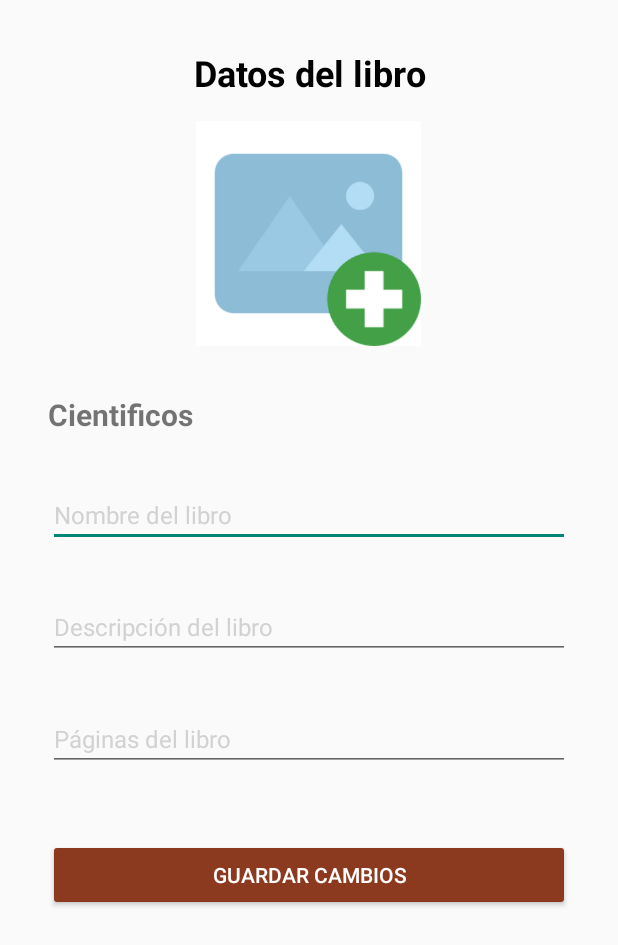
After one commit to AilingITS/Biblioloft, an Android app: the fragment EditarCientificoFragment shown on its own in the app's theme, on a phone screen of 412 x 824 dp. The commit adds this screen. Shown: the top 945 px of the screen. Run offline under Robolectric (Android 15) with nearby library versions, the phone set to English and light mode, and no system bars; our stand-ins replace Firebase (no records; nobody signed in at launch, a user with empty details on screens opened directly), Picasso.

Commit message:
Update: EditarCientificoFragment Edit item

```diff
--- /dev/null
+++ b/app/src/main/res/layout/fragment_editar_cientifico.xml
@@ -0,0 +1,119 @@
+<?xml version="1.0" encoding="utf-8"?>
+<FrameLayout xmlns:android="http://schemas.android.com/apk/res/android"
+    xmlns:tools="http://schemas.android.com/tools"
+    android:layout_width="match_parent"
+    android:layout_height="match_parent"
+    xmlns:app="http://schemas.android.com/apk/res-auto"
+    tools:context=".fragmentsAdmin.editarLibros.EditarCientificoFragment">
+
+    <androidx.constraintlayout.widget.ConstraintLayout
+        android:layout_width="match_parent"
+        android:layout_height="match_parent"
+        android:layout_marginBottom="80dp">
+        <ScrollView
+            android:layout_width="match_parent"
+            android:layout_height="match_parent">
+
+            <LinearLayout
+                android:layout_width="match_parent"
+                android:layout_height="wrap_content"
+                android:orientation="vertical">
+                <TextView
+                    android:id="@+id/datosLibro"
+                    android:layout_width="match_parent"
+                    android:layout_height="wrap_content"
+                    android:text="@string/datosLibro"
+                    app:layout_constraintTop_toTopOf="parent"
+                    android:gravity="center"
+                    android:textColor="@color/black"
+                    android:layout_marginTop="32dp"
+                    android:layout_marginStart="32dp"
+                    android:layout_marginEnd="32dp"
+                    android:textSize="24dp"
+                    android:textStyle="bold"
+                    />
+
+                <androidx.appcompat.widget.AppCompatImageView
+                    android:id="@+id/editar_img"
+                    android:layout_width="150dp"
+                    android:layout_height="150dp"
+                    android:layout_gravity="center"
+                    android:layout_marginStart="32dp"
+                    android:layout_marginTop="16dp"
+                    android:layout_marginEnd="32dp"
+                    android:src="@drawable/img_agregar"
+                    app:layout_constraintEnd_toEndOf="parent"
+                    app:layout_constraintStart_toStartOf="parent"
+                    app:layout_constraintTop_toBottomOf="@+id/datosLibro"/>
+
+                <TextView
+                    android:id="@+id/tituloCientifico"
+                    android:layout_width="wrap_content"
+                    android:layout_height="wrap_content"
+                    android:layout_marginStart="32dp"
+                    android:layout_marginTop="32dp"
+                    android:text="@string/stringCientificos"
+                    android:textSize="20dp"
+                    android:textStyle="bold" />
+
+                <EditText
+                    android:id="@+id/editar_nombreLibro"
+                    android:layout_width="match_parent"
+                    android:layout_height="wrap_content"
+                    android:layout_marginTop="32dp"
+                    android:layout_marginStart="32dp"
+                    android:layout_marginEnd="32dp"
+                    android:hint="@string/nombreLibro"
+                    android:textColorHint="@color/light_white"
+                    android:textColor="@color/black"
+                    android:textSize="16dp"
+                    app:layout_constraintTop_toBottomOf="@+id/btn_agregar_libro"
+                    tools:layout_editor_absoluteX="32dp" />
+
+
+                <EditText
+                    android:id="@+id/editar_descripcionLibro"
+                    android:layout_width="match_parent"
+                    android:layout_height="wrap_content"
+                    android:hint="@string/descripcionLibro"
+                    android:layout_marginTop="32dp"
+                    android:layout_marginStart="32dp"
+                    android:layout_marginEnd="32dp"
+                    android:textColorHint="@color/light_white"
+                    android:textColor="@color/black"
+                    android:textSize="16dp"
+                    app:layout_constraintTop_toBottomOf="@+id/nombreLibro"
+                    tools:layout_editor_absoluteX="0dp" />
+
+                <EditText
+                    android:id="@+id/editar_paginasLibro"
+                    android:layout_width="match_parent"
+                    android:layout_height="wrap_content"
+                    android:hint="@string/paginasLibro"
+                    android:layout_marginTop="32dp"
+                    android:layout_marginStart="32dp"
+                    android:layout_marginEnd="32dp"
+                    android:textColorHint="@color/light_white"
+                    android:textColor="@color/black"
+                    android:textSize="16dp"
+                    android:inputType="number"
+                    app:layout_constraintTop_toBottomOf="@+id/descripcionLibro"
+                    tools:layout_editor_absoluteX="0dp" />
+
+                <Button
+                    android:id="@+id/editar_btn_guardarCambios"
+                    android:layout_width="match_parent"
+                    android:layout_height="wrap_content"
+                    android:layout_marginTop="45dp"
+                    android:layout_marginBottom="16dp"
+                    android:text="@string/stringGuardarCambios"
+                    android:backgroundTint="@color/btn_cafe"
+                    android:textColor="@color/white"
+                    android:layout_marginStart="32dp"
+                    android:layout_marginEnd="32dp"
+                    app:layout_constraintBottom_toBottomOf="parent" />
+            </LinearLayout>
+        </ScrollView>
+    </androidx.constraintlayout.widget.ConstraintLayout>
+
+</FrameLayout>
--- a/app/src/main/res/values/strings.xml
+++ b/app/src/main/res/values/strings.xml
@@ -56,8 +56,6 @@
     <string name="stringRegistro">Registro de libros</string>
     <string name="stringError">Error</string>
     <string name="stringCambiosGuardadosCorrectamente">Cambios guardados correctamente</string>
-
-
-
+    <string name="stringGuardarCambios">Guardar cambios</string>
 
 </resources>
```
Also changed, not shown: app/src/main/java/com/example/biblioloft/firebase/admin_registro_books/cientificoAdapter.java (+5 -2 lines), app/src/main/java/com/example/biblioloft/fragmentsAdmin/editarLibros/EditarCientificoFragment.java (added, +303 -0 lines), app/src/main/res/layout/fragment_settings.xml (+7 -8 lines).
